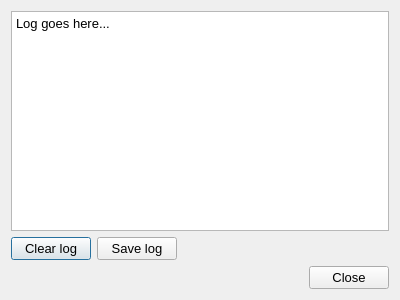
Old version of the form papywizard/view/loggerDialog.ui in the repository bingostar89/Papywizard.
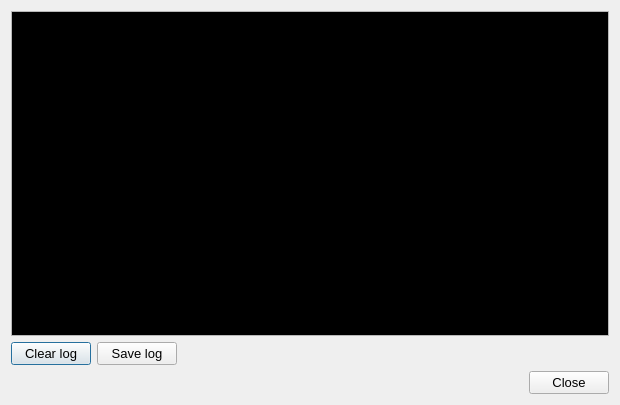
New version of the form. Icons and pictures are not drawn.

Patch:
```diff
--- a/papywizard/view/loggerDialog.ui
+++ b/papywizard/view/loggerDialog.ui
@@ -5,8 +5,8 @@
    <rect>
     <x>0</x>
     <y>0</y>
-    <width>400</width>
-    <height>300</height>
+    <width>620</width>
+    <height>405</height>
    </rect>
   </property>
   <property name="font" >
@@ -26,15 +26,114 @@
     <layout class="QVBoxLayout" name="verticalLayout" >
      <item>
       <widget class="QPlainTextEdit" name="loggerPlainTextEdit" >
+       <property name="palette" >
+        <palette>
+         <active>
+          <colorrole role="Text" >
+           <brush brushstyle="SolidPattern" >
+            <color alpha="255" >
+             <red>232</red>
+             <green>232</green>
+             <blue>232</blue>
+            </color>
+           </brush>
+          </colorrole>
+          <colorrole role="Base" >
+           <brush brushstyle="SolidPattern" >
+            <color alpha="255" >
+             <red>0</red>
+             <green>0</green>
+             <blue>0</blue>
+            </color>
+           </brush>
+          </colorrole>
+          <colorrole role="NoRole" >
+           <brush brushstyle="SolidPattern" >
+            <color alpha="255" >
+             <red>255</red>
+             <green>255</green>
+             <blue>255</blue>
+            </color>
+           </brush>
+          </colorrole>
+         </active>
+         <inactive>
+          <colorrole role="Text" >
+           <brush brushstyle="SolidPattern" >
+            <color alpha="255" >
+             <red>232</red>
+             <green>232</green>
+             <blue>232</blue>
+            </color>
+           </brush>
+          </colorrole>
+          <colorrole role="Base" >
+           <brush brushstyle="SolidPattern" >
+            <color alpha="255" >
+             <red>0</red>
+             <green>0</green>
+             <blue>0</blue>
+            </color>
+           </brush>
+          </colorrole>
+          <colorrole role="NoRole" >
+           <brush brushstyle="SolidPattern" >
+            <color alpha="255" >
+             <red>255</red>
+             <green>255</green>
+             <blue>255</blue>
+            </color>
+           </brush>
+          </colorrole>
+         </inactive>
+         <disabled>
+          <colorrole role="Text" >
+           <brush brushstyle="SolidPattern" >
+            <color alpha="255" >
+             <red>110</red>
+             <green>111</green>
+             <blue>114</blue>
+            </color>
+           </brush>
+          </colorrole>
+          <colorrole role="Base" >
+           <brush brushstyle="SolidPattern" >
+            <color alpha="255" >
+             <red>255</red>
+             <green>255</green>
+             <blue>255</blue>
+            </color>
+           </brush>
+          </colorrole>
+          <colorrole role="NoRole" >
+           <brush brushstyle="SolidPattern" >
+            <color alpha="255" >
+             <red>255</red>
+             <green>255</green>
+             <blue>255</blue>
+            </color>
+           </brush>
+          </colorrole>
+         </disabled>
+        </palette>
+       </property>
+       <property name="font" >
+        <font>
+         <family>Bitstream Vera Sans Mono</family>
+         <pointsize>8</pointsize>
+         <weight>75</weight>
+         <bold>true</bold>
+        </font>
+       </property>
+       <property name="autoFillBackground" >
+        <bool>true</bool>
+       </property>
        <property name="lineWrapMode" >
         <enum>QPlainTextEdit::NoWrap</enum>
        </property>
        <property name="readOnly" >
         <bool>true</bool>
        </property>
-       <property name="plainText" >
-        <string>Log goes here...</string>
-       </property>
        <property name="backgroundVisible" >
         <bool>false</bool>
        </property>
```
Left out of the diff: 4 changed lines with no effect on the pictures.
